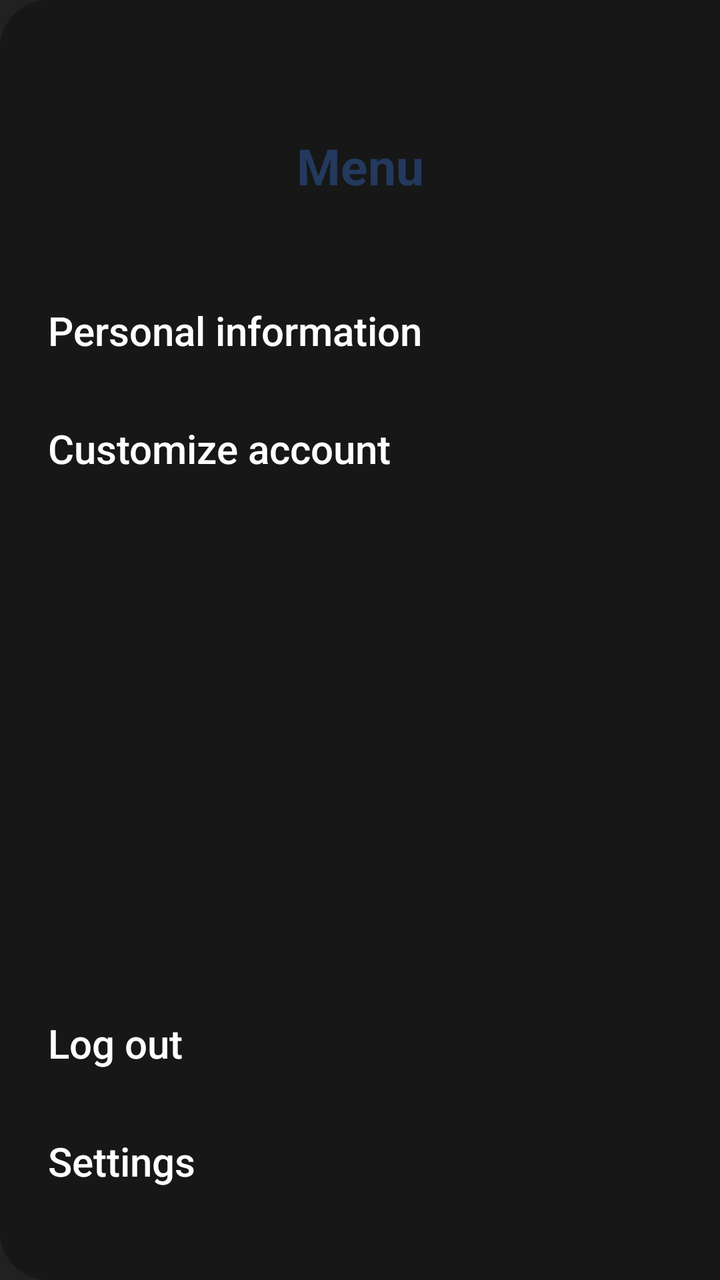
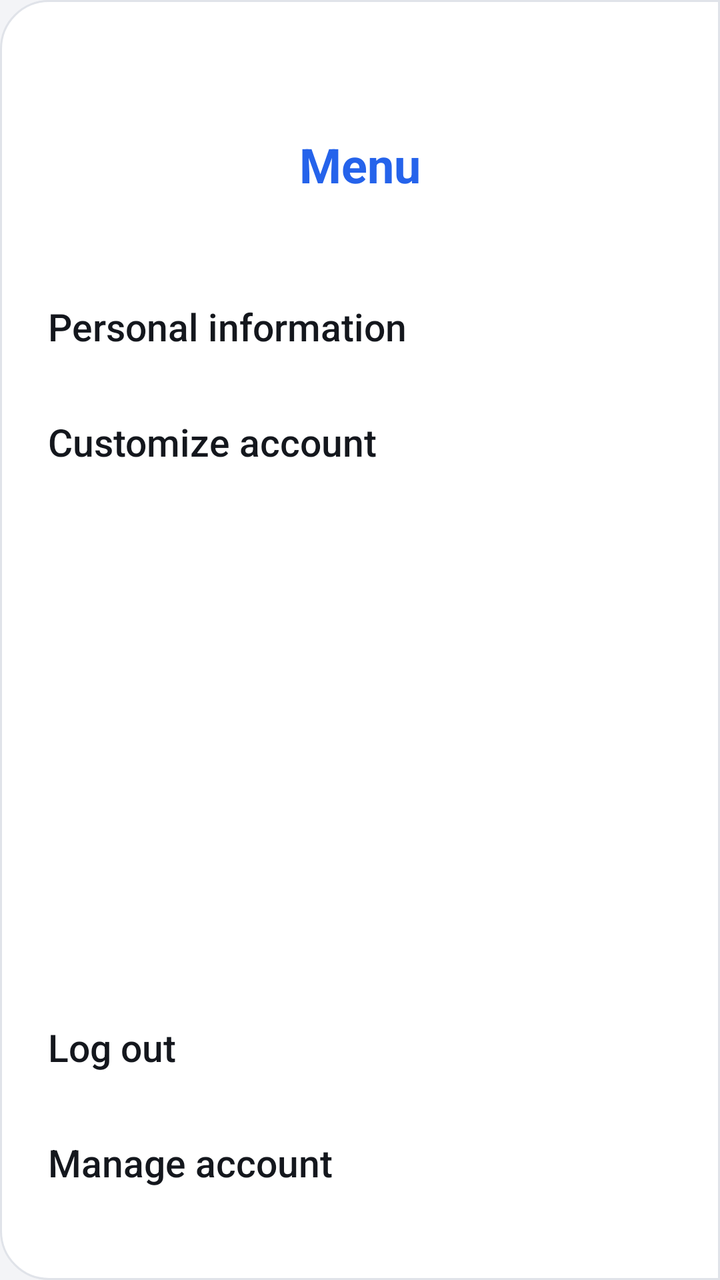

The first picture is an Android layout as it rendered before a commit; the second is the same layout after the commit. The layout source and the unified diff follow.
<!-- AndroidManifest.xml: application theme Theme.GymBro -->
<!-- res/layout/profile_menu.xml -->
<?xml version="1.0" encoding="utf-8"?>
<LinearLayout xmlns:android="http://schemas.android.com/apk/res/android"
    android:id="@+id/drawer_menu"
    android:layout_width="match_parent"
    android:layout_height="match_parent"
    android:layout_gravity="end"
    android:orientation="vertical"
    android:background="@drawable/drawer_background">

    
    <View
        android:layout_width="match_parent"
        android:layout_height="50dp"/>

    <TextView
        android:id="@+id/menu_title"
        style="@style/ProfileMenuTitleStyle"
        android:gravity="center"
        android:text="@string/menu"/>

    <View
        android:layout_width="match_parent"
        android:layout_height="20dp"/>


    

    
    <Button
        android:id="@+id/personalInfoButton"
        style="@style/ProfileMenuItemStyle"
        android:text="@string/personal_information"/>

    
    <Button
        android:id="@+id/customizeAccountButton"
        style="@style/ProfileMenuItemStyle"
        android:text="@string/customize_account"/>


    
    <View
        android:layout_width="match_parent"
        android:layout_height="0dp"
        android:layout_weight="1" />

    <Button
        android:id="@+id/logoutButton"
        style="@style/ProfileMenuItemStyle"
        android:text="@string/logout" />

    
    <Button
        android:id="@+id/settingsButton"
        style="@style/ProfileMenuItemStyle"
        android:text="@string/settings" />

    
    <View
        android:layout_width="match_parent"
        android:layout_height="30dp"/>

</LinearLayout>
<!-- resources referenced by this layout -->
<resources>
  <!-- drawable drawer_background (drawable) -->
  <?xml version="1.0" encoding="utf-8"?>
  <shape xmlns:android="http://schemas.android.com/apk/res/android"
      android:shape="rectangle">
  
      <solid android:color="@color/darkGrey"/>
      <corners
          android:topLeftRadius="24dp"
          android:bottomLeftRadius="24dp"/>
  
  </shape>
  <string name="customize_account">Customize account</string>
  <string name="logout">Log out</string>
  <string name="menu">Menu</string>
  <string name="personal_information">Personal information</string>
  <string name="settings">Settings</string>
  <style name="ProfileMenuItemStyle">
          <item name="android:layout_width">match_parent</item>
          <item name="android:layout_height">wrap_content</item>
          <item name="android:layout_marginStart">8dp</item>
          <item name="android:layout_marginEnd">8dp</item>
          <item name="android:gravity">start</item>
          <item name="android:background">@drawable/menu_item_background</item>
          <item name="android:stateListAnimator">@null</item>
          <item name="android:textAllCaps">false</item>
          <item name="android:textStyle">normal</item>
          <item name="android:textColor">@color/white</item>
          <item name="android:padding">16dp</item>
          <item name="android:textSize">20sp</item>
      </style>
  <style name="ProfileMenuTitleStyle">
          <item name="android:layout_width">match_parent</item>
          <item name="android:layout_height">wrap_content</item>
          <item name="android:textStyle">bold</item>
          <item name="android:textColor">@color/lightBlue</item>
          <item name="android:padding">16dp</item>
          <item name="android:textSize">25sp</item>
      </style>
  <style name="Theme.GymBro" parent="android:Theme.Material.Light.NoActionBar">
          
          <item name="android:windowBackground">@color/lightGrey</item>
      </style>
  <color name="darkGrey">#171717</color>
  <!-- drawable menu_item_background (drawable) -->
  <?xml version="1.0" encoding="utf-8"?>
  <ripple xmlns:android="http://schemas.android.com/apk/res/android"
      android:color="#33FFFFFF">
  
      <item android:id="@android:id/mask">
          <shape android:shape="rectangle">
              <solid android:color="@color/white"/>
              <corners android:radius="12dp"/>
          </shape>
      </item>
  
  </ripple>
  <color name="white">#FFFFFF</color>
  <color name="lightBlue">#23395d</color>
  <color name="lightGrey">#212121</color>
</resources>

<!-- the commit's change to res/layout/profile_menu.xml (unified diff, before → after) -->
@@ -51,9 +51,9 @@
 
     
     <Button
-        android:id="@+id/settingsButton"
+        android:id="@+id/manageAccountButton"
         style="@style/ProfileMenuItemStyle"
-        android:text="@string/settings" />
+        android:text="@string/manage_account" />
 
     
     <View
<!-- resource entries referenced after the edit -->
@@ -5,17 +5,20 @@
   <shape xmlns:android="http://schemas.android.com/apk/res/android"
       android:shape="rectangle">
   
-      <solid android:color="@color/darkGrey"/>
+      <solid android:color="@color/elevated"/>
       <corners
           android:topLeftRadius="24dp"
           android:bottomLeftRadius="24dp"/>
+      <stroke
+          android:width="1dp"
+          android:color="@color/outline"/>
   
   </shape>
   <string name="customize_account">Customize account</string>
   <string name="logout">Log out</string>
+  <string name="manage_account">Manage account</string>
   <string name="menu">Menu</string>
   <string name="personal_information">Personal information</string>
-  <string name="settings">Settings</string>
   <style name="ProfileMenuItemStyle">
           <item name="android:layout_width">match_parent</item>
           <item name="android:layout_height">wrap_content</item>
@@ -26,38 +29,57 @@
           <item name="android:stateListAnimator">@null</item>
           <item name="android:textAllCaps">false</item>
           <item name="android:textStyle">normal</item>
-          <item name="android:textColor">@color/white</item>
+          <item name="android:textColor">@color/textPrimary</item>
           <item name="android:padding">16dp</item>
-          <item name="android:textSize">20sp</item>
+          <item name="android:textSize">19sp</item>
       </style>
   <style name="ProfileMenuTitleStyle">
           <item name="android:layout_width">match_parent</item>
           <item name="android:layout_height">wrap_content</item>
           <item name="android:textStyle">bold</item>
-          <item name="android:textColor">@color/lightBlue</item>
+          <item name="android:textColor">?attr/accentTextColor</item>
           <item name="android:padding">16dp</item>
-          <item name="android:textSize">25sp</item>
+          <item name="android:textSize">24sp</item>
       </style>
-  <style name="Theme.GymBro" parent="android:Theme.Material.Light.NoActionBar">
+  <style name="Theme.GymBro" parent="Base.Theme.GymBro">
           
-          <item name="android:windowBackground">@color/lightGrey</item>
+          <item name="android:windowBackground">@color/background</item>
+          <item name="android:colorBackground">@color/background</item>
+          <item name="android:textColorPrimary">@color/textPrimary</item>
+          <item name="android:textColorSecondary">@color/textSecondary</item>
+          <item name="android:textColorHint">@color/textSecondary</item>
+          
+          <item name="accentColor">@color/accent_blue</item>
+          <item name="onAccentColor">@color/accent_blue_on</item>
+          <item name="accentTextColor">@color/accent_blue_text</item>
+          <item name="accentSoftColor">@color/accent_blue_soft</item>
+          <item name="android:colorAccent">@color/accent_blue</item>
+          <item name="android:colorControlActivated">@color/accent_blue</item>
+          <item name="android:textColorHighlight">@color/accent_blue_soft</item>
       </style>
-  <color name="darkGrey">#171717</color>
+  <color name="elevated">#FFFFFF</color>
+  <color name="outline">#E0E3E9</color>
   <!-- drawable menu_item_background (drawable) -->
   <?xml version="1.0" encoding="utf-8"?>
   <ripple xmlns:android="http://schemas.android.com/apk/res/android"
-      android:color="#33FFFFFF">
+      android:color="@color/ripple">
   
       <item android:id="@android:id/mask">
           <shape android:shape="rectangle">
-              <solid android:color="@color/white"/>
+              <solid android:color="#FFFFFFFF"/>
               <corners android:radius="12dp"/>
           </shape>
       </item>
   
   </ripple>
-  <color name="white">#FFFFFF</color>
-  <color name="lightBlue">#23395d</color>
-  <color name="lightGrey">#212121</color>
+  <color name="textPrimary">#14171D</color>
+  <style name="Base.Theme.GymBro" parent="android:Theme.Material.Light.NoActionBar" />
+  <color name="background">#F3F4F7</color>
+  <color name="textSecondary">#626A77</color>
+  <color name="accent_blue">#3B82F6</color>
+  <color name="accent_blue_on">#FFFFFF</color>
+  <color name="accent_blue_text">#2563EB</color>
+  <color name="accent_blue_soft">#243B82F6</color>
+  <color name="ripple">#1A10131A</color>
 </resources>
 
